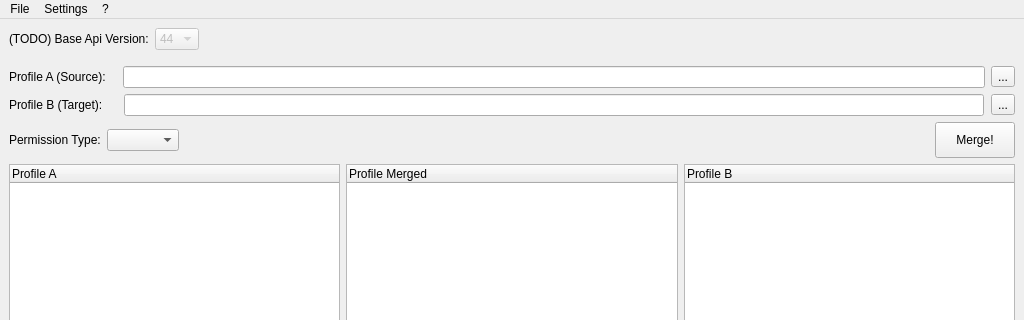
F1r3f0x/salesforce_profileMergerTool, file ui/main_window.ui: the form before one commit; both pictures show x 0 to 1024 and y 0 to 320 of the 1024 by 768 pixel window.
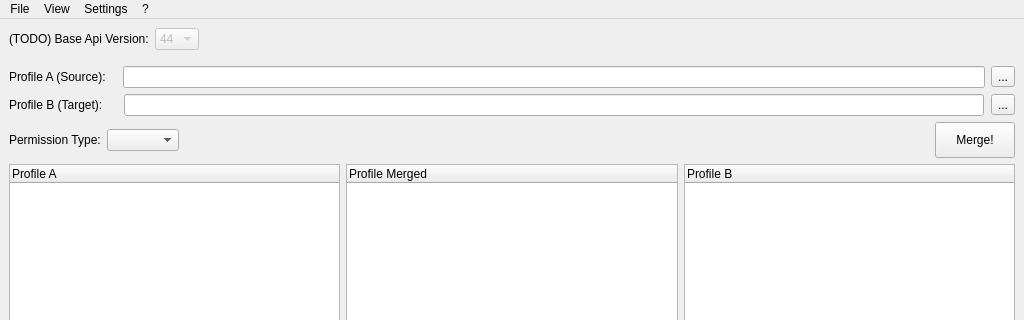
The form after the commit. Custom widgets are drawn as their Qt base class.

```diff
--- a/ui/main_window.ui
+++ b/ui/main_window.ui
@@ -402,7 +402,7 @@
      <x>0</x>
      <y>0</y>
      <width>1024</width>
-     <height>25</height>
+     <height>20</height>
     </rect>
    </property>
    <widget class="QMenu" name="menuSettings">
@@ -423,7 +423,15 @@
     </property>
     <addaction name="actionMerge"/>
    </widget>
+   <widget class="QMenu" name="menuView">
+    <property name="title">
+     <string>View</string>
+    </property>
+    <addaction name="actionExpand_All"/>
+    <addaction name="actionCollapse_All"/>
+   </widget>
    <addaction name="menuFile"/>
+   <addaction name="menuView"/>
    <addaction name="menuSettings"/>
    <addaction name="menuAbout"/>
   </widget>
```
Left out of the diff: 25 changed lines with no effect on the pictures.
